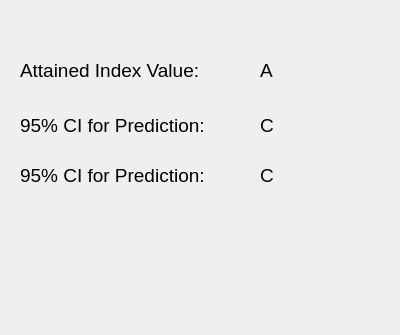
Above: src/app/ui/resultsWidget.ui from Conoship/pias before the change; both pictures show x 0 to 400 and y 0 to 335 of the 400 by 510 pixel window. Below: the same form after it.
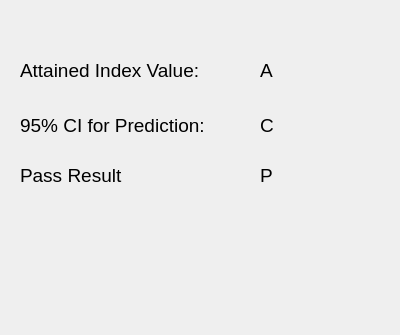
That is the form after the change.

Commit message: Modified the UI label to say Pass Result

Patch:
```diff
--- a/src/app/ui/resultsWidget.ui
+++ b/src/app/ui/resultsWidget.ui
@@ -100,7 +100,7 @@
     </font>
    </property>
    <property name="text">
-    <string>95% CI for Prediction:</string>
+    <string>Pass Result</string>
    </property>
   </widget>
   <widget class="QLabel" name="passResult">
@@ -118,7 +118,7 @@
     </font>
    </property>
    <property name="text">
-    <string>C</string>
+    <string>P</string>
    </property>
   </widget>
  </widget>
```
